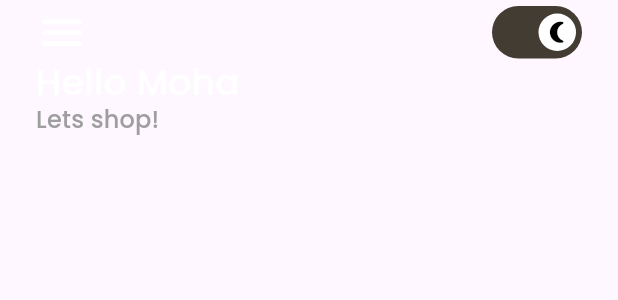
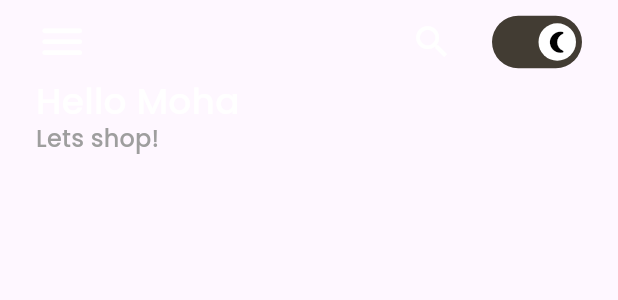
Before and after one commit to KabetEx/KabetEx, a Flutter app: the AppTitleRow widget shown alone on an empty page, opened directly, after a tap on the "wb sunny" icon, on a phone screen of 412 x 824 dp. Shown: the top 300 px of the screen. Run offline on Flutter 3.47's test engine with Material 3 defaults, Android fonts, the phone set to English and light mode, and no system bars; drawn by our look-alikes of flutter_switch; our stand-ins replace carousel_slider, flutter_riverpod, google_fonts, riverpod, salomon_bottom_bar.

Commit message:
built the categgories page

```diff
--- a/lib/custom widgets/app_title_row.dart
+++ b/lib/custom widgets/app_title_row.dart
@@ -1,6 +1,7 @@
 import 'package:flutter/material.dart';
 import 'package:flutter_riverpod/flutter_riverpod.dart';
 import 'package:flutter_switch/flutter_switch.dart';
+import 'package:kabetex/pages/search_page.dart';
 import 'package:kabetex/providers/theme_provider.dart';
 
 class AppTitleRow extends ConsumerStatefulWidget {
@@ -45,6 +46,25 @@ class _AppTitleRowState extends ConsumerState<AppTitleRow> {
                 const Spacer(),
 
                 //theme switch
+                Row(
+                  children: [
+                    //search Icon
+                    IconButton(
+                      icon: Icon(
+                        Icons.search_outlined,
+                        size: 28,
+                        color: isDarkMode ? Colors.white : Colors.black,
+                      ),
+                      onPressed: () {
+                        Navigator.push(
+                          context,
+                          MaterialPageRoute(
+                            builder: (context) => const SearchPage(),
+                          ),
+                        );
+                      },
+                    ),
+                    const SizedBox(width: 16),
                     FlutterSwitch(
                       value: isDarkMode,
                       width: 60,
@@ -57,7 +77,9 @@ class _AppTitleRowState extends ConsumerState<AppTitleRow> {
                         Icons.wb_sunny,
                         color: Colors.yellow,
                       ),
-                  inactiveToggleColor: isDarkMode ? Colors.black : Colors.black,
+                      inactiveToggleColor: isDarkMode
+                          ? Colors.black
+                          : Colors.black,
                       inactiveSwitchBorder: isDarkMode
                           ? Border.all(color: Colors.grey, width: 1.5)
                           : Border.all(color: Colors.grey, width: 1.5),
@@ -74,6 +96,8 @@ class _AppTitleRowState extends ConsumerState<AppTitleRow> {
                       onToggle: (newval) {
                         ref.read(isDarkModeProvider.notifier).state = newval;
                       },
+                    ),
+                  ],
                 ),
 
                 // Switch(
--- a/lib/custom widgets/category_gridview.dart
+++ b/lib/custom widgets/category_gridview.dart
@@ -1,6 +1,6 @@
 import 'package:flutter/material.dart';
 import 'package:flutter_riverpod/flutter_riverpod.dart';
-import 'package:kabetex/models/product.dart';
+import 'package:kabetex/providers/categories_provider.dart';
 import 'package:kabetex/providers/selected_category.dart';
 import 'package:kabetex/providers/theme_provider.dart';
 
@@ -11,6 +11,7 @@ class MyCategoryGrid extends ConsumerWidget {
   Widget build(BuildContext context, ref) {
     final isDarkMode = ref.watch(isDarkModeProvider);
     final selectedCategory = ref.watch(selectedCategoryProvider);
+    final allCategories = ref.watch(allCategoriesProvider);
 
     return SingleChildScrollView(
       scrollDirection: Axis.horizontal,
@@ -22,10 +23,10 @@ class MyCategoryGrid extends ConsumerWidget {
           bottom: 0,
         ),
         child: Row(
-          children: Categories.values.map((cat) {
+          children: allCategories.map((cat) {
             return GestureDetector(
               onTap: () {
-                ref.read(selectedCategoryProvider.notifier).state = cat;
+                ref.read(selectedCategoryProvider.notifier).state = cat['name'];
               },
               child: Padding(
                 padding: const EdgeInsets.symmetric(
@@ -39,7 +40,7 @@ class MyCategoryGrid extends ConsumerWidget {
                     borderRadius: BorderRadius.circular(8),
                     color:
                         //if selected
-                        selectedCategory == cat
+                        selectedCategory == cat['name']
                         ? isDarkMode
                               ? const Color.fromARGB(255, 237, 237, 237)
                               : Colors.black
@@ -60,11 +61,11 @@ class MyCategoryGrid extends ConsumerWidget {
                   padding: const EdgeInsets.symmetric(horizontal: 12),
                   alignment: Alignment.center,
                   child: Text(
-                    cat.name.toUpperCase(),
+                    cat['name'].toUpperCase(),
                     style: Theme.of(context).textTheme.bodySmall!.copyWith(
                       color:
                           //if selected
-                          selectedCategory == cat
+                          selectedCategory == cat['name']
                           ? isDarkMode
                                 ? Colors.black
                                 : Colors.white
--- a/lib/custom widgets/product_card.dart
+++ b/lib/custom widgets/product_card.dart
@@ -22,7 +22,7 @@ class _ProductCardState extends ConsumerState<ProductCard> {
   @override
   void initState() {
     super.initState();
-    height = 300 + random.nextInt(40);
+    height = 250 + random.nextInt(30);
   }
 
   @override
--- a/lib/models/product.dart
+++ b/lib/models/product.dart
@@ -1,3 +1,4 @@
+
 class Product {
   const Product({
     required this.id,
@@ -10,10 +11,8 @@ class Product {
 
   final String id;
   final String name;
-  final Categories category;
+  final String category;
   final double price;
   final String imageUrl;
   final String description;
 }
-
-enum Categories { all, food, electronics, clothing, books }
--- a/lib/pages/cart_page.dart
+++ b/lib/pages/cart_page.dart
@@ -13,7 +13,7 @@ class _CartPageState extends State<CartPage> {
   Widget build(BuildContext context) {
     return Scaffold(
       appBar: AppBar(title: const Text('Your Cart ')),
-      body: const MyGradientContainer(child: Text('data')),
+      body: const MyGradientContainer(child: Text('')),
     );
   }
 }
--- a/lib/pages/home_page.dart
+++ b/lib/pages/home_page.dart
@@ -2,11 +2,11 @@ import 'package:flutter/material.dart';
 import 'package:flutter_riverpod/flutter_riverpod.dart';
 import 'package:kabetex/custom%20widgets/app_title_row.dart';
 import 'package:kabetex/custom%20widgets/category_gridview.dart';
+import 'package:kabetex/custom%20widgets/gradient_container.dart';
 import 'package:kabetex/custom%20widgets/hero_banner.dart';
 import 'package:kabetex/providers/theme_provider.dart';
 import 'package:kabetex/widgets/drawer.dart';
-import 'package:kabetex/widgets/products_listview.dart';
-import 'package:kabetex/widgets/search_bar.dart';
+import 'package:kabetex/custom%20widgets/products_listview.dart';
 
 class HomePage extends ConsumerWidget {
   const HomePage({super.key});
@@ -24,35 +24,14 @@ class HomePage extends ConsumerWidget {
         onTap: () {
           FocusScope.of(context).unfocus();
         },
-        child: Container(
-          decoration: BoxDecoration(
-            gradient: isDarkMode
-                ? const LinearGradient(
-                    begin: Alignment.topCenter,
-                    end: Alignment.bottomCenter,
-                    colors: [
-                      Color.fromARGB(255, 0, 0, 0),
-                      Color.fromARGB(255, 49, 47, 46),
-                    ],
-                  )
-                : const LinearGradient(
-                    begin: Alignment.topCenter,
-                    end: Alignment.bottomCenter,
-                    colors: [
-                      Color.fromARGB(255, 255, 255, 255),
-                      Color.fromARGB(255, 216, 187, 169),
-                    ],
-                  ),
-          ),
-          child: const SafeArea(
+        child: const MyGradientContainer(
+          child: SafeArea(
             child: Column(
               children: [
                 //row for tile and the 2 icons
                 AppTitleRow(),
                 //hero banner
                 MyHeroBanner(),
-                //search bar
-                MySearchBar(hint: 'Search product'),
                 //gridview for categories
                 MyCategoryGrid(),
                 //product items gridview
--- /dev/null
+++ b/lib/providers/categories_provider.dart
@@ -0,0 +1,6 @@
+import 'package:flutter_riverpod/flutter_riverpod.dart';
+import 'package:kabetex/dummy%20data/dummy_categories.dart';
+
+final allCategoriesProvider = Provider<List<Map<String, dynamic>>>((ref) {
+  return categories;
+});
--- a/pubspec.yaml
+++ b/pubspec.yaml
@@ -41,6 +41,7 @@ dependencies:
   carousel_slider: ^5.1.1
   salomon_bottom_bar: ^3.3.2
   flutter_switch: ^0.3.2
+  uuid: ^4.5.2
 
 dev_dependencies:
   flutter_test:
```
Also changed, not shown: lib/custom widgets/category_card.dart (added, +50 -0 lines), lib/custom widgets/products_listview.dart (renamed from lib/widgets/products_listview.dart, +3 -4 lines), lib/dummy data/dummy_categories.dart (added, +9 -0 lines), lib/dummy data/dummy_products.dart (renamed from lib/providers/dummy_products.dart, +6 -20 lines), lib/pages/categories_page.dart (+20 -3 lines), lib/pages/search_page.dart (added, +17 -0 lines), lib/providers/products_provider.dart (added, +15 -0 lines), lib/providers/selected_category.dart (+3 -4 lines), pubspec.lock. Lines whose indentation alone changed are shown as unchanged.
